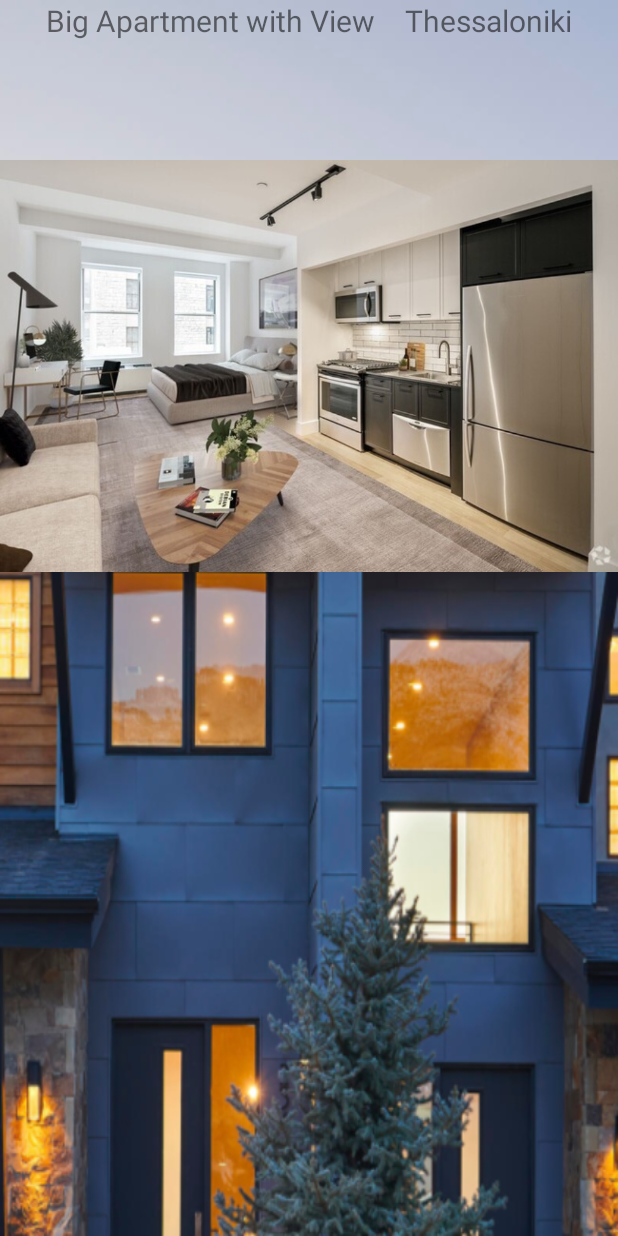
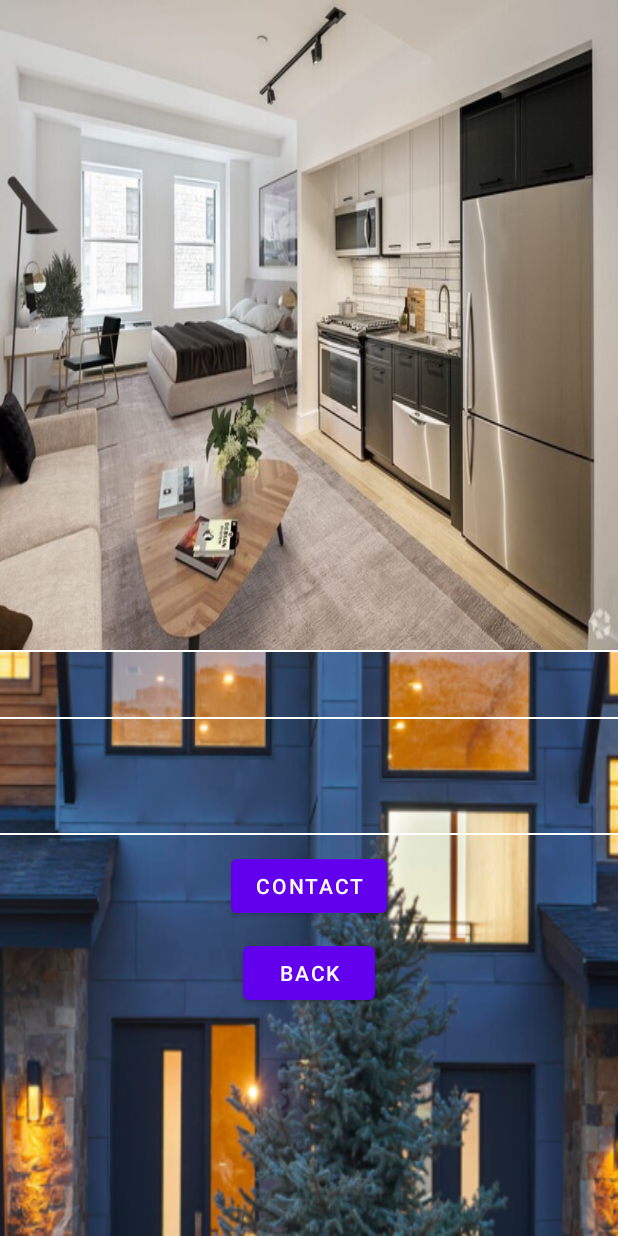
Before and after one commit to ChristosTzikos/RealEstate_FrontEnd, an Android app: the layout fragment_detail.xml on its own in the app's theme, with its tools: preview values and no code run, on a phone screen of 412 x 824 dp. Run offline under Robolectric (Android 15) with nearby library versions, the phone set to English and light mode, and no system bars.

Commit message:
RealEstate_FrontEnd(DetailFrag)

```diff
--- a/app/build.gradle
+++ b/app/build.gradle
@@ -69,10 +69,14 @@ android {
         implementation 'androidx.recyclerview:recyclerview:1.2.1'
         implementation 'androidx.cardview:cardview:1.0.0'
 
+        implementation("io.coil-kt:coil:2.2.2")
+
         testImplementation 'junit:junit:4.13.2'
         androidTestImplementation 'androidx.test.ext:junit:1.1.3'
         androidTestImplementation 'androidx.test.espresso:espresso-core:3.4.0'
 //Navigation Dependencies
         implementation("androidx.navigation:navigation-fragment-ktx:$nav_version")
         implementation("androidx.navigation:navigation-ui-ktx:$nav_version")
+
+
     }
--- a/app/src/main/java/com/example/real_estate/ApiInterface.kt
+++ b/app/src/main/java/com/example/real_estate/ApiInterface.kt
@@ -8,9 +8,7 @@ import retrofit2.http.GET
 interface ApiInterface {
 
     @GET("Products?page=1")
-    fun getData(
-
-    )
+    fun getData()
             : Call<Test>
 
 }
--- a/app/src/main/java/com/example/real_estate/FilterFragment.kt
+++ b/app/src/main/java/com/example/real_estate/FilterFragment.kt
@@ -26,7 +26,7 @@ class FilterFragment : Fragment(R.layout.fragment_filter) {
         binding.btnBack.setOnClickListener{
 
 
-            findNavController().navigate(R.id.secondFragment)
+            findNavController().popBackStack()
 
         }
 
--- a/app/src/main/java/com/example/real_estate/Test.kt
+++ b/app/src/main/java/com/example/real_estate/Test.kt
@@ -1,6 +1,8 @@
 package com.example.real_estate
 
 
+import android.os.Parcel
+import android.os.Parcelable
 import com.google.gson.annotations.SerializedName
 
 data class Test(
@@ -49,6 +51,8 @@ data class Product2(
 )
 
 
+
+
 data class Request2(
     @SerializedName("type")
     val type: String,
--- a/app/src/main/res/layout/fragment_detail.xml
+++ b/app/src/main/res/layout/fragment_detail.xml
@@ -2,55 +2,132 @@
 <layout xmlns:android="http://schemas.android.com/apk/res/android"
     xmlns:tools="http://schemas.android.com/tools"
     tools:context=".DetailFragment"
-    android:background="@drawable/background_1">
+    >
+
+    <data>
+
+    </data>
 
     <LinearLayout
         android:layout_width="match_parent"
         android:layout_height="match_parent"
         android:orientation="vertical"
         android:background="@drawable/background_1"
-        >
-        <LinearLayout
-            android:layout_width="wrap_content"
-            android:layout_height="wrap_content"
-            android:orientation="horizontal"
-            android:layout_gravity="center"
 
         >
+        <ImageView
+            android:id="@+id/detailPhoto"
+            android:layout_width="match_parent"
+            android:layout_height="wrap_content"
+            android:src="@drawable/apartment"
 
-
-            <TextView
-                android:layout_width="wrap_content"
-                android:layout_height="wrap_content"
-                android:id="@+id/card_title"
-                android:text="Big Apartment with View"
-                android:layout_marginRight="10dp"
-                android:textSize="20sp"
-                />
-            <TextView
-               android:layout_width="wrap_content"
-               android:layout_height="wrap_content"
-               android:id="@+id/card_location"
-               android:text="Thessaloniki"
-                android:layout_marginLeft="10dp"
-                android:textSize="20sp"
+            android:scaleType="fitXY"
             />
 
 
 
-        </LinearLayout>
 
 
-    <ImageView
-        android:layout_width="wrap_content"
-        android:layout_height="wrap_content"
-        android:src="@drawable/apartment"
+
+        <LinearLayout
+            android:layout_width="match_parent"
+            android:layout_height="1dp"
+            android:background="@color/white"
 
             />
 
 
 
 
+
+
+
+
+    <LinearLayout
+        android:layout_width="match_parent"
+        android:layout_height="wrap_content"
+        android:orientation="vertical"
+        android:layout_gravity="center"
+        android:gravity="right"
+
+
+        >
+        <TextView
+            android:layout_width="wrap_content"
+            android:layout_height="wrap_content"
+            android:id="@+id/detailTitle"
+            android:textSize="20sp"
+            android:textStyle="bold"
+            android:textColor="@color/white"
+            android:layout_marginTop="8dp"
+
+            />
+
+        <LinearLayout
+            android:layout_width="match_parent"
+            android:layout_height="1dp"
+            android:background="@color/white"
+            android:layout_gravity="center"
+            android:layout_marginTop="8dp"
+
+            />
+        <LinearLayout
+            android:layout_width="match_parent"
+            android:layout_height="wrap_content"
+            android:orientation="vertical"
+            >
+        <TextView
+            android:layout_width="wrap_content"
+            android:layout_height="wrap_content"
+            android:id="@+id/detailRegion"
+
+            android:textSize="16sp"
+            android:textColor="@color/white"
+            />
+
+        <TextView
+            android:layout_width="wrap_content"
+            android:layout_height="wrap_content"
+            android:id="@+id/detailPrice"
+            android:textSize="16sp"
+
+            android:textColor="@color/white"
+            />
+        <TextView
+            android:layout_width="wrap_content"
+            android:layout_height="wrap_content"
+            android:textSize="16sp"
+            android:id="@+id/detailArea"
+
+            android:textColor="@color/white"/>
+        </LinearLayout>
+        <LinearLayout
+            android:layout_width="match_parent"
+            android:layout_height="1dp"
+            android:background="@color/white"
+            android:layout_marginTop="10dp"
+            />
+
     </LinearLayout>
 
+
+
+        <Button
+            android:layout_width="wrap_content"
+            android:layout_height="wrap_content"
+            android:layout_gravity="center"
+            android:layout_marginTop="10dp"
+            android:text="Contact"/>
+        <Button
+            android:id="@+id/btn_back"
+            android:layout_width="wrap_content"
+            android:layout_height="wrap_content"
+            android:layout_gravity="center"
+            android:layout_marginTop="10dp"
+            android:text="Back"/>
+
+    </LinearLayout>
+
+
+
 </layout>
--- a/app/src/main/res/values/colors.xml
+++ b/app/src/main/res/values/colors.xml
@@ -9,4 +9,5 @@
     <color name="white">#FFFFFFFF</color>
     <color name="red">#FFA07A</color>
     <color name="grey">#A9A9A9</color>
+    <color name="grey2">#d3d3d3</color>
 </resources>
```
Also changed, not shown: app/src/main/java/com/example/real_estate/DetailFragment.kt (+62 -47 lines), app/src/main/java/com/example/real_estate/RecyclerAdapter.kt (+29 -11 lines), app/src/main/java/com/example/real_estate/SecondFragment.kt (+31 -8 lines), app/src/main/res/layout/card_layout.xml (+73 -26 lines), app/src/main/res/layout/fragment_second.xml (+49 -27 lines), app/src/main/res/navigation/test_nav.xml (+29 -0 lines), app/src/main/java/com/example/real_estate/DetailTest.kt (added), app/src/main/res/drawable/house.png (added), app/src/main/res/drawable/location.png (added), app/src/main/res/drawable/price_tag.png (added), app/src/main/res/drawable/price_tag2.png (added), app/src/main/res/drawable/verified.png (added). Lines whose indentation alone changed are shown as unchanged.
